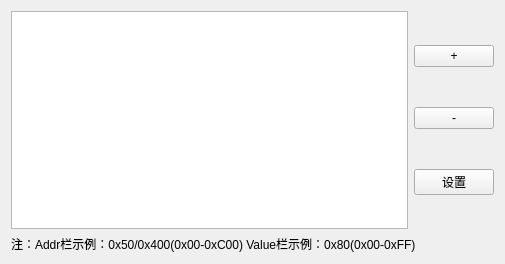
First picture: the form in src/Advancedsetting/Advancedsetting/advancedcustom.ui, repository liyangfamily/TestActions, before the edit.
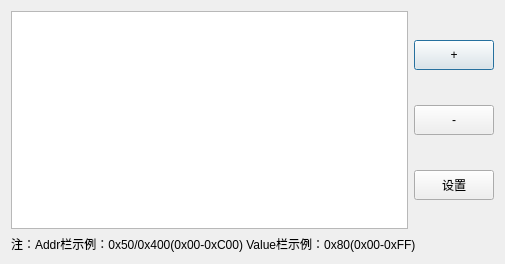
Second picture: the form after the edit.

```diff
--- a/src/Advancedsetting/Advancedsetting/advancedcustom.ui
+++ b/src/Advancedsetting/Advancedsetting/advancedcustom.ui
@@ -1,7 +1,7 @@
 <?xml version="1.0" encoding="UTF-8"?>
 <ui version="4.0">
  <class>AdvancedCustom</class>
- <widget class="QWidget" name="AdvancedCustom">
+ <widget class="QDialog" name="AdvancedCustom">
   <property name="geometry">
    <rect>
     <x>0</x>
@@ -29,22 +29,40 @@
       <layout class="QVBoxLayout" name="verticalLayout">
        <item>
         <widget class="QPushButton" name="pushButton">
+         <property name="minimumSize">
+          <size>
+           <width>80</width>
+           <height>30</height>
+          </size>
+         </property>
          <property name="text">
-          <string>     +     </string>
+          <string>+</string>
          </property>
         </widget>
        </item>
        <item>
         <widget class="QPushButton" name="pushButton_2">
+         <property name="minimumSize">
+          <size>
+           <width>80</width>
+           <height>30</height>
+          </size>
+         </property>
          <property name="text">
-          <string>     -     </string>
+          <string>-</string>
          </property>
         </widget>
        </item>
        <item>
         <widget class="QPushButton" name="pushButton_3">
+         <property name="minimumSize">
+          <size>
+           <width>80</width>
+           <height>30</height>
+          </size>
+         </property>
          <property name="text">
-          <string>     设置     </string>
+          <string>设置</string>
          </property>
         </widget>
        </item>
```
